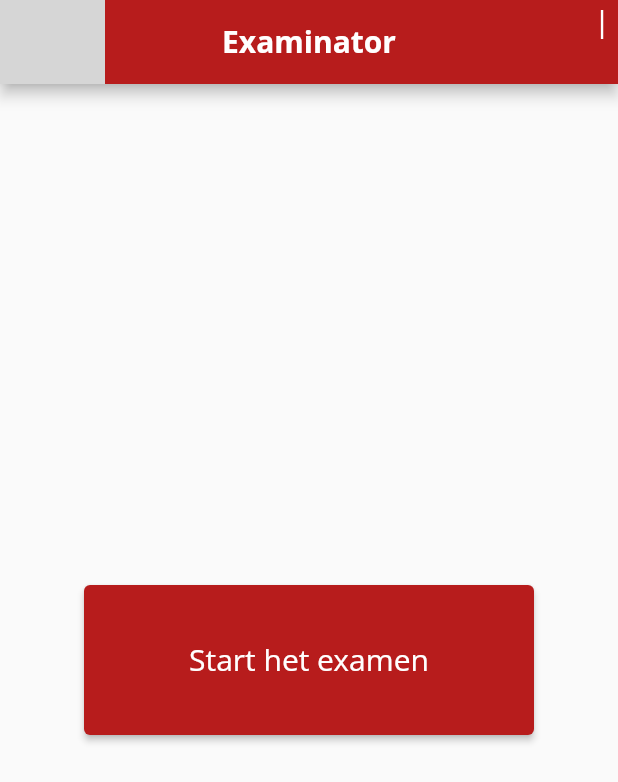
After one commit to Jamerze/IntroMobileProject, a Flutter app: the StudentLandingPage screen opened directly, on a phone screen of 412 x 824 dp. The commit adds this screen. Shown: the top 782 px of the screen. Run offline on Flutter 3.47's test engine with Material 2 defaults, Android fonts, the phone set to English and light mode, and no system bars; our stand-ins replace firebase_core, firebase_database; missing offline and left inert: dart:js, firebase_core_web, firebase_database_web; accounts and stored records are empty; Roboto replaces fonts that are missing (Open Sans); grey boxes are pictures that could not be loaded.

Commit message:
student landing page toegevoegd + logo kleur veranderd

```diff
--- a/lib/Classes/student.dart
+++ b/lib/Classes/student.dart
@@ -1,8 +1,17 @@
 class Student {
+  static Student _currentStudent = Student("", "");
   Student(String _studentNumber, String _name) {
     studentNumber = _studentNumber;
     name = _name;
   }
   String studentNumber = "";
   String name = "";
+
+  static void setCurrentStudent(Student s) {
+    _currentStudent = s;
+  }
+
+  static Student getCurrentStudent() {
+    return _currentStudent;
+  }
 }
--- a/lib/codecheckvraagtoevoegen.dart
+++ b/lib/codecheckvraagtoevoegen.dart
@@ -17,7 +17,7 @@ class CodecheckvraagToevoegenPagina extends StatelessWidget {
                   fontFamily: 'Open Sans', fontWeight: FontWeight.bold)),
           backgroundColor: Colors.red[900],
           centerTitle: true,
-          leading: Image.asset("../assets/AP_logo_letters_rgb.jpg"),
+          leading: Image.asset("../assets/AP_logo_letters_mono.png"),
           leadingWidth: 70,
         ),
         body: Form(
--- a/lib/firebase_service.dart
+++ b/lib/firebase_service.dart
@@ -37,6 +37,8 @@ class FirebaseService {
         .forEach((element) {
       element.children.forEach((a) {
         if (a.child('sId').value == sNumber) {
+          Student.setCurrentStudent(Student(a.child('sId').value.toString(),
+              a.child('name').value.toString()));
           i++;
         }
       });
--- a/lib/homepage.dart
+++ b/lib/homepage.dart
@@ -15,7 +15,7 @@ class Homepage extends StatelessWidget {
                           fontWeight: FontWeight.bold)),
                   backgroundColor: Colors.red[900],
                   centerTitle: true,
-                  leading: Image.asset("../assets/AP_logo_letters_rgb.jpg"),
+                  leading: Image.asset("../assets/AP_logo_letters_mono.png"),
                   leadingWidth: 70,
                 ),
                 body: SafeArea(
@@ -38,8 +38,7 @@ class Homepage extends StatelessWidget {
                                   Navigator.push(
                                     context,
                                     MaterialPageRoute(
-                                        builder: (context) =>
-                                            LectorLogin()),
+                                        builder: (context) => LectorLogin()),
                                   );
                                 },
                                 child: Text(
--- a/lib/lector.dart
+++ b/lib/lector.dart
@@ -249,7 +249,7 @@ class _MyStatefulWidgetState extends State<MyStatefulWidget> {
                 fontFamily: 'Open Sans', fontWeight: FontWeight.bold)),
         backgroundColor: Colors.red[900],
         centerTitle: true,
-        leading: Image.asset("../assets/AP_logo_letters_rgb.jpg"),
+        leading: Image.asset("../assets/AP_logo_letters_mono.png"),
         leadingWidth: 70,
       ),
       body: Center(
--- a/lib/lectorlogin.dart
+++ b/lib/lectorlogin.dart
@@ -17,7 +17,7 @@ class LectorLogin extends StatelessWidget {
                   fontFamily: 'Open Sans', fontWeight: FontWeight.bold)),
           backgroundColor: Colors.red[900],
           centerTitle: true,
-          leading: Image.asset("../assets/AP_logo_letters_rgb.jpg"),
+          leading: Image.asset("../assets/AP_logo_letters_mono.png"),
           leadingWidth: 70,
         ),
         body: Padding(
--- a/lib/startingPage.dart
+++ b/lib/startingPage.dart
@@ -14,7 +14,7 @@ class StartingPage extends StatelessWidget {
                   fontFamily: 'Open Sans', fontWeight: FontWeight.bold)),
           backgroundColor: Colors.red[900],
           centerTitle: true,
-          leading: Image.asset("../assets/AP_logo_letters_rgb.jpg"),
+          leading: Image.asset("../assets/AP_logo_letters_mono.png"),
           leadingWidth: 70,
         ),
         body: Padding(
--- /dev/null
+++ b/lib/studentLandingPage.dart
@@ -0,0 +1,69 @@
+import 'package:flutter/material.dart';
+import 'package:startup_namer/startingPage.dart';
+import 'Classes/Student.dart';
+import 'firebase_service.dart';
+
+class StudentLandingPage extends StatelessWidget {
+  StudentLandingPage({Key? key}) : super(key: key);
+
+  @override
+  Widget build(BuildContext context) {
+    return Scaffold(
+        appBar: AppBar(
+          title: Text("Examinator",
+              style: TextStyle(
+                  fontFamily: 'Open Sans', fontWeight: FontWeight.bold)),
+          backgroundColor: Colors.red[900],
+          centerTitle: true,
+          leading: Image.asset("../assets/AP_logo_letters_mono.png"),
+          leadingWidth: 70,
+          actions: <Widget>[
+            Padding(
+              padding: EdgeInsets.fromLTRB(0, 15, 0, 0),
+            ),
+            Text(
+              Student.getCurrentStudent().name +
+                  " | " +
+                  Student.getCurrentStudent().studentNumber,
+              style: TextStyle(
+                fontSize: 20.0,
+                fontFamily: 'Open Sans',
+              ),
+            ),
+          ],
+        ),
+        body: Padding(
+            padding: EdgeInsets.all(15),
+            child: Column(
+                mainAxisAlignment: MainAxisAlignment.center,
+                children: <Widget>[
+                  Container(
+                    alignment: Alignment.center,
+                    padding: EdgeInsets.all(15),
+                    child: SizedBox(
+                        width: 300.0,
+                        height: 100.0,
+                        child: ElevatedButton(
+                          style: ElevatedButton.styleFrom(
+                            primary: Colors.red[900],
+                            onPrimary: Colors.white,
+                          ),
+                          onPressed: () {
+                            Navigator.push(
+                              context,
+                              MaterialPageRoute(
+                                  builder: (context) => StartingPage()),
+                            );
+                          },
+                          child: Text(
+                            'Start het examen',
+                            style: TextStyle(
+                              fontSize: 20.0,
+                              fontFamily: 'Open Sans',
+                            ),
+                          ),
+                        )),
+                  ),
+                ])));
+  }
+}
```
Also changed, not shown: lib/meerkeuzevraagtoevoegen.dart (+4 -4 lines), lib/openvraagtoevoegen.dart (+6 -5 lines), lib/studentlogin.dart (+3 -4 lines), assets/AP_logo_letters_mono.png (added).
